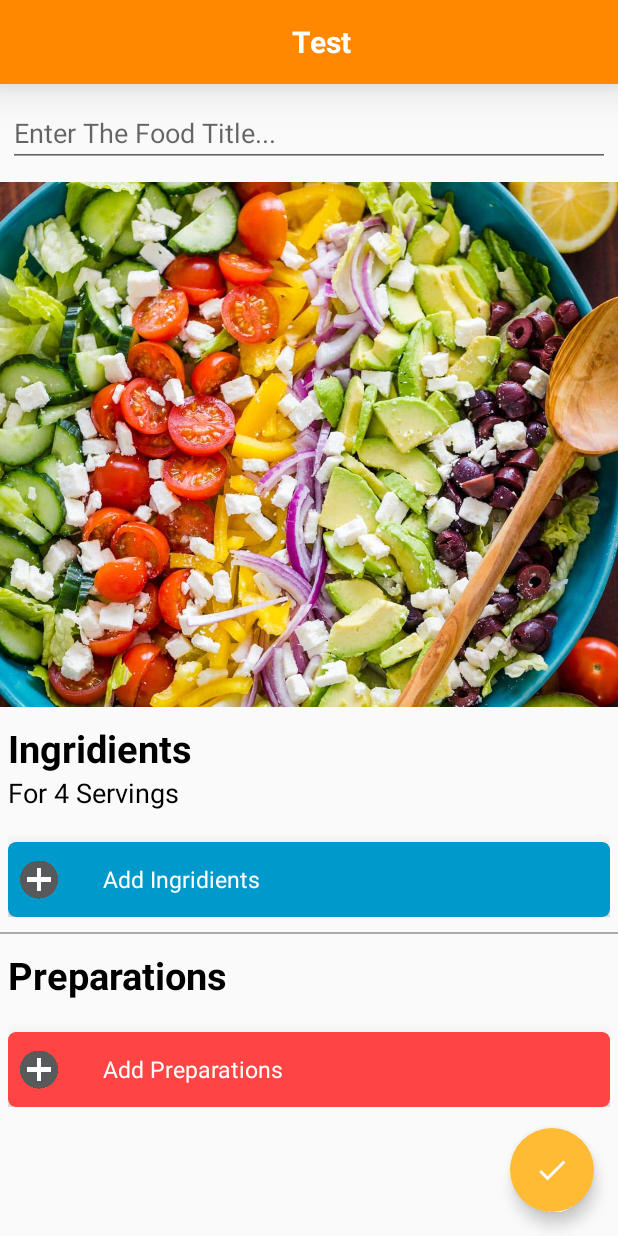
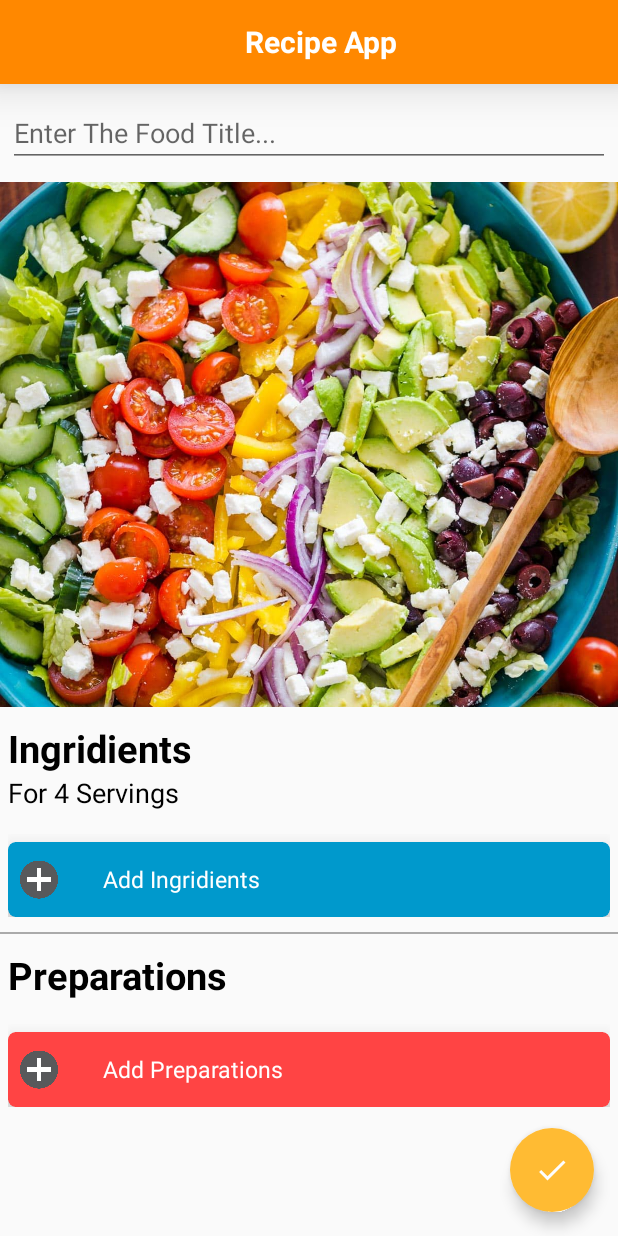
Before and after one commit to arkan481/RecipeApp, an Android app: the screen it shows after launch (MainActivity), after a tap on an icon or button, on a phone screen of 412 x 824 dp. Run offline under Robolectric (Android 15) with nearby library versions, the phone set to English and light mode, and no system bars.

Commit message:
Test Commit 2

```diff
--- a/app/src/main/res/layout/activity_main.xml
+++ b/app/src/main/res/layout/activity_main.xml
@@ -25,7 +25,7 @@
             android:textSize="20dp"
             android:layout_width="match_parent"
             android:layout_height="wrap_content"
-            android:text="Test"
+            android:text="Recipe App"
             />
     </androidx.appcompat.widget.Toolbar>
     <FrameLayout
```
